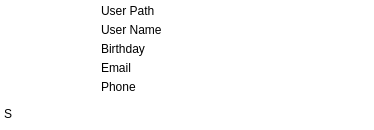
hwgao/beebeep, file src/GuiVCard.ui: the form before one commit.
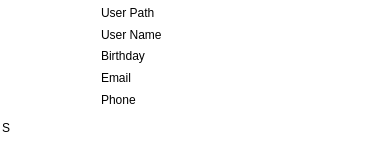
The form after the commit. Icons and pictures are not drawn.

The edit to the form file:
```diff
--- a/src/GuiVCard.ui
+++ b/src/GuiVCard.ui
@@ -6,8 +6,8 @@
    <rect>
     <x>0</x>
     <y>0</y>
-    <width>374</width>
-    <height>130</height>
+    <width>376</width>
+    <height>144</height>
    </rect>
   </property>
   <property name="palette">
@@ -393,17 +393,14 @@
       <enum>QFrame::NoFrame</enum>
      </property>
      <layout class="QHBoxLayout" name="horizontalLayout">
-      <property name="spacing">
-       <number>4</number>
-      </property>
       <property name="leftMargin">
-       <number>4</number>
+       <number>2</number>
       </property>
       <property name="topMargin">
        <number>2</number>
       </property>
       <property name="rightMargin">
-       <number>4</number>
+       <number>2</number>
       </property>
       <property name="bottomMargin">
        <number>2</number>
@@ -568,6 +565,38 @@
         </property>
        </widget>
       </item>
+      <item>
+       <widget class="QPushButton" name="mp_pbRemove">
+        <property name="minimumSize">
+         <size>
+          <width>20</width>
+          <height>20</height>
+         </size>
+        </property>
+        <property name="maximumSize">
+         <size>
+          <width>20</width>
+          <height>20</height>
+         </size>
+        </property>
+        <property name="toolTip">
+         <string>Remove user</string>
+        </property>
+        <property name="text">
+         <string/>
+        </property>
+        <property name="icon">
+         <iconset resource="beebeep.qrc">
+          <normaloff>:/images/delete.png</normaloff>:/images/delete.png</iconset>
+        </property>
+        <property name="default">
+         <bool>false</bool>
+        </property>
+        <property name="flat">
+         <bool>true</bool>
+        </property>
+       </widget>
+      </item>
      </layout>
     </widget>
    </item>
```
